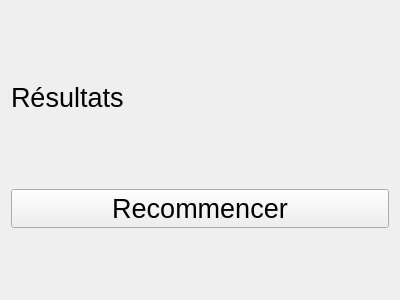
Old version of the form forms/results.ui in the repository axel7083/Fitts.
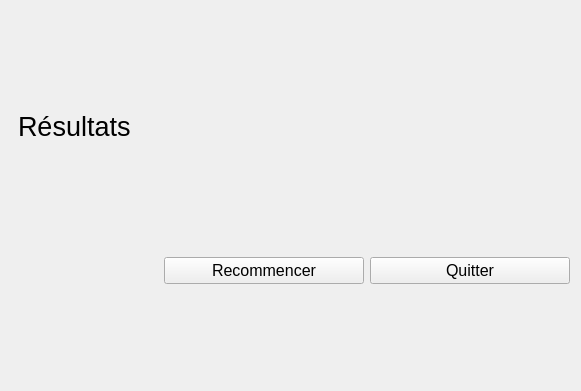
New version of the form.

What changed in the file:
```diff
--- a/forms/results.ui
+++ b/forms/results.ui
@@ -6,8 +6,8 @@
    <rect>
     <x>0</x>
     <y>0</y>
-    <width>400</width>
-    <height>300</height>
+    <width>581</width>
+    <height>391</height>
    </rect>
   </property>
   <property name="windowTitle">
@@ -31,8 +31,14 @@
      <property name="font">
       <font>
        <pointsize>20</pointsize>
+       <weight>50</weight>
+       <italic>false</italic>
+       <bold>false</bold>
       </font>
      </property>
+     <property name="styleSheet">
+      <string notr="true"> font: 20pt; padding-bottom: 10px;</string>
+     </property>
      <property name="text">
       <string>Résultats</string>
      </property>
@@ -42,21 +48,69 @@
     <layout class="QHBoxLayout" name="container"/>
    </item>
    <item>
+    <layout class="QHBoxLayout" name="horizontalLayout">
+     <property name="sizeConstraint">
+      <enum>QLayout::SetMaximumSize</enum>
+     </property>
+     <item>
+      <spacer name="horizontalSpacer">
+       <property name="orientation">
+        <enum>Qt::Horizontal</enum>
+       </property>
+       <property name="sizeType">
+        <enum>QSizePolicy::Expanding</enum>
+       </property>
+       <property name="sizeHint" stdset="0">
+        <size>
+         <width>40</width>
+         <height>0</height>
+        </size>
+       </property>
+      </spacer>
+     </item>
+     <item>
     <widget class="QPushButton" name="restart">
+       <property name="minimumSize">
+        <size>
+         <width>200</width>
+         <height>0</height>
+        </size>
+       </property>
      <property name="font">
       <font>
-       <pointsize>20</pointsize>
+         <pointsize>12</pointsize>
+         <weight>50</weight>
+         <italic>false</italic>
+         <bold>false</bold>
       </font>
      </property>
      <property name="styleSheet">
-      <string notr="true"/>
+        <string notr="true">font: 12pt;</string>
      </property>
      <property name="text">
       <string>Recommencer</string>
      </property>
     </widget>
    </item>
-  </layout>
+     <item>
+      <widget class="QPushButton" name="exit">
+       <property name="minimumSize">
+        <size>
+         <width>200</width>
+         <height>0</height>
+        </size>
+       </property>
+       <property name="styleSheet">
+        <string notr="true">font: 12pt;</string>
+       </property>
+       <property name="text">
+        <string>Quitter</string>
+       </property>
+      </widget>
+     </item>
+    </layout>
+   </item>
+  </layout>
  </widget>
  <tabstops>
   <tabstop>restart</tabstop>
```
Left out of the diff: 3 changed lines with no effect on the pictures. Lines whose indentation alone changed are shown as unchanged.
